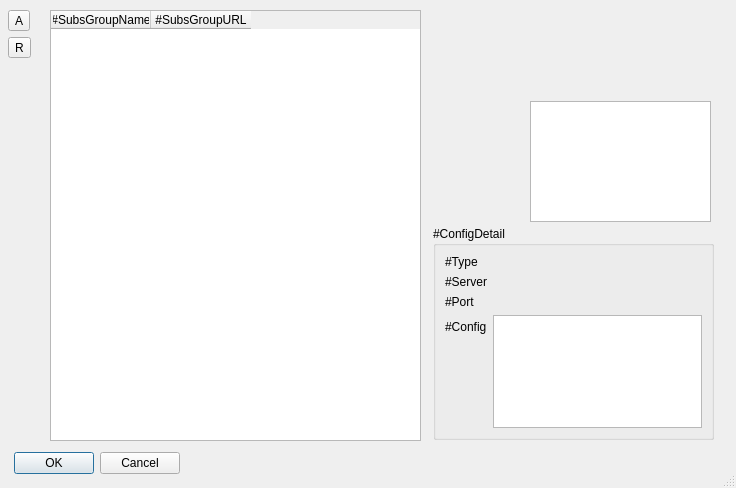
darsvador/qvssr, file src/w_SubscribeEditor.ui: the form before one commit.
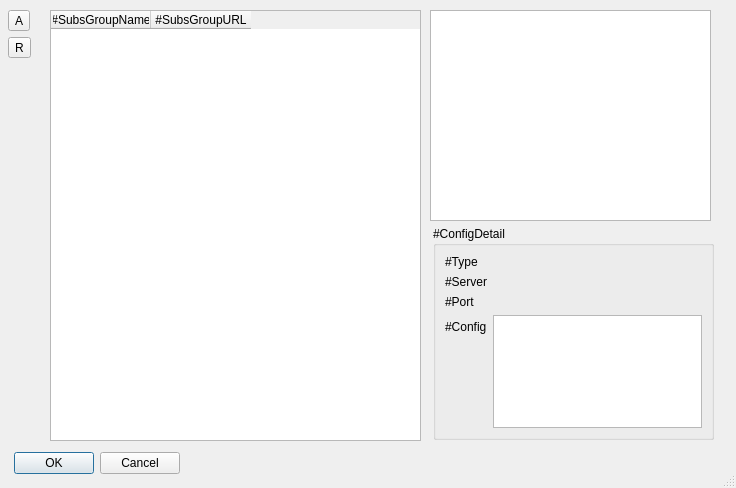
The form after the commit. Icons and pictures are not drawn.

Patch:
```diff
--- a/src/w_SubscribeEditor.ui
+++ b/src/w_SubscribeEditor.ui
@@ -98,10 +98,10 @@
   <widget class="QListWidget" name="subscribeList">
    <property name="geometry">
     <rect>
-     <x>530</x>
-     <y>101</y>
-     <width>181</width>
-     <height>121</height>
+     <x>430</x>
+     <y>10</y>
+     <width>281</width>
+     <height>211</height>
     </rect>
    </property>
   </widget>
```
